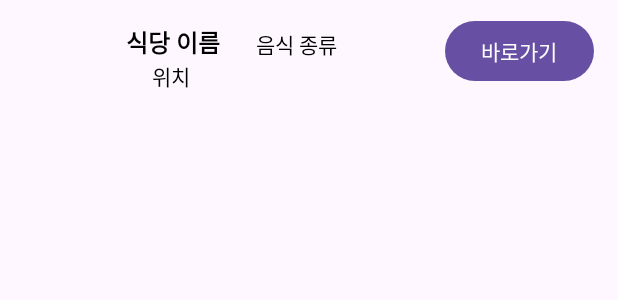
After one commit to 20yangminju/Team_4, an Android app: the layout list_favorite.xml on its own in the app's theme, with its tools: preview values and no code run, on a phone screen of 412 x 824 dp. The commit adds this screen. Shown: the top 300 px of the screen. Run offline under Robolectric (Android 15) with nearby library versions, the phone set to English and light mode, and no system bars.

Commit message:
단골식당 내부 구현

```diff
--- a/app/src/main/java/com/example/team_project/MainFragment.kt
+++ b/app/src/main/java/com/example/team_project/MainFragment.kt
@@ -45,6 +45,10 @@ class MainFragment : Fragment() {
             // imageButton 버튼이 눌리면 MainFragment -> SettingFragment로 화면 전환
             findNavController().navigate(R.id.action_mainFragment_to_settingsFragment)
         }
+        binding?.imageButton2?.setOnClickListener{
+            // i
+            findNavController().navigate(R.id.action_mainFragment_to_favoriteFragment)
+        }
     }
 
     companion object {
--- /dev/null
+++ b/app/src/main/res/layout/list_favorite.xml
@@ -0,0 +1,60 @@
+<?xml version="1.0" encoding="utf-8"?>
+<androidx.constraintlayout.widget.ConstraintLayout xmlns:android="http://schemas.android.com/apk/res/android"
+    xmlns:app="http://schemas.android.com/apk/res-auto"
+    xmlns:tools="http://schemas.android.com/tools"
+    android:layout_width="match_parent"
+    android:layout_height="wrap_content">
+
+    <ImageView
+        android:id="@+id/imageView"
+        android:layout_width="60dp"
+        android:layout_height="60dp"
+        android:layout_marginStart="8dp"
+        android:layout_marginTop="8dp"
+        android:layout_marginBottom="8dp"
+        app:layout_constraintStart_toStartOf="parent"
+        app:layout_constraintTop_toTopOf="parent" />
+
+    <TextView
+        android:id="@+id/Name"
+        android:layout_width="wrap_content"
+        android:layout_height="wrap_content"
+        android:layout_marginStart="16dp"
+        android:layout_marginTop="16dp"
+        android:text="식당 이름"
+        android:textColor="#000000"
+        android:textSize="16sp"
+        android:textStyle="bold"
+        app:layout_constraintStart_toEndOf="@+id/imageView"
+        app:layout_constraintTop_toTopOf="parent" />
+
+    <TextView
+        android:id="@+id/typefood"
+        android:layout_width="wrap_content"
+        android:layout_height="wrap_content"
+        android:layout_marginStart="24dp"
+        android:text="음식 종류"
+        android:textColor="#000000"
+        app:layout_constraintBottom_toBottomOf="@+id/Name"
+        app:layout_constraintStart_toEndOf="@+id/Name" />
+
+    <TextView
+        android:id="@+id/location"
+        android:layout_width="wrap_content"
+        android:layout_height="wrap_content"
+        android:layout_marginEnd="20dp"
+        android:text="위치"
+        android:textColor="#000000"
+        app:layout_constraintEnd_toEndOf="@+id/Name"
+        app:layout_constraintTop_toBottomOf="@+id/Name" />
+
+    <Button
+        android:id="@+id/go_to_Restaurant"
+        android:layout_width="wrap_content"
+        android:layout_height="wrap_content"
+        android:layout_marginEnd="16dp"
+        android:text="바로가기"
+        app:layout_constraintBottom_toBottomOf="parent"
+        app:layout_constraintEnd_toEndOf="parent"
+        app:layout_constraintTop_toTopOf="parent" />
+</androidx.constraintlayout.widget.ConstraintLayout>
```
Also changed, not shown: app/src/main/java/com/example/team_project/FavoriteAdapter.kt (added, +31 -0 lines), app/src/main/java/com/example/team_project/FavoriteFragment.kt (+20 -43 lines), app/src/main/java/com/example/team_project/Favorite_restaurant.kt (added, +13 -0 lines), app/src/main/res/layout/fragment_favorite.xml (+11 -6 lines).
